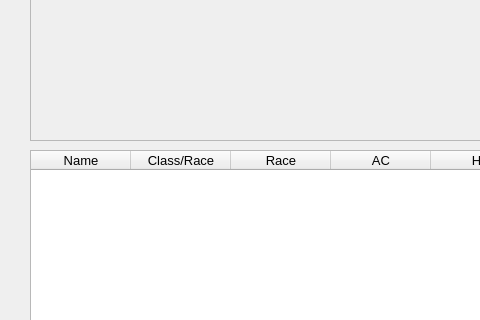
Qt form pyQTApp/qt_designer_widgets/castleWindow.ui (codingame-team/DnD-5th-Edition-API) before a commit; both pictures show x 0 to 480 and y 319 to 639 of the 774 by 751 pixel window.
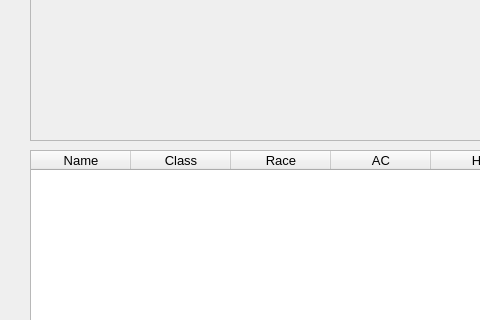
The same form after that commit.

Commit message: fix column's name

```diff
--- a/pyQTApp/qt_designer_widgets/castleWindow.ui
+++ b/pyQTApp/qt_designer_widgets/castleWindow.ui
@@ -77,7 +77,7 @@
     </column>
     <column>
      <property name="text">
-      <string>Class/Race</string>
+      <string>Class</string>
      </property>
     </column>
     <column>
```
